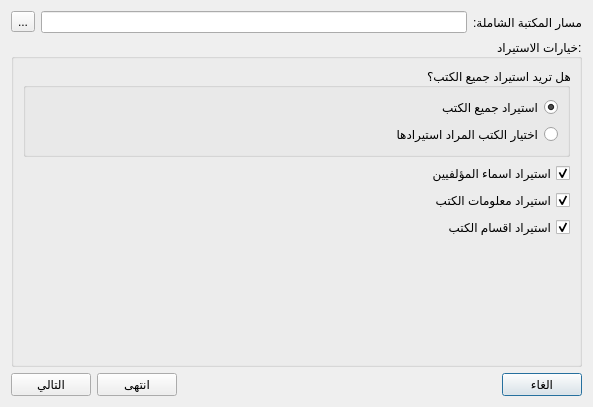
First picture: the form in src/shamelaimportdialog.ui, repository boussouira/moltaqa, before the edit.
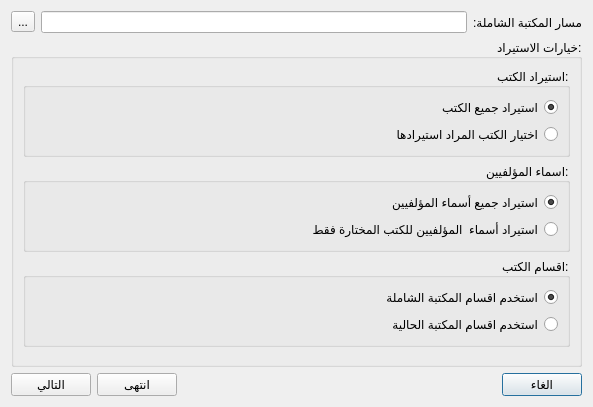
Second picture: the form after the edit. The open tabs and pages were chosen to show the change.

Commit message: Improve importing from shamela and use multi-threading when importing

The edit to the form file:
```diff
--- a/src/shamelaimportdialog.ui
+++ b/src/shamelaimportdialog.ui
@@ -63,11 +63,11 @@
          <property name="title">
           <string>خيارات الاستيراد:</string>
          </property>
-         <layout class="QVBoxLayout" name="verticalLayout_3">
+         <layout class="QVBoxLayout" name="verticalLayout_12">
           <item>
            <widget class="QGroupBox" name="groupBox_2">
             <property name="title">
-             <string>هل تريد استيراد جميع الكتب؟</string>
+             <string>استيراد الكتب:</string>
             </property>
             <layout class="QVBoxLayout" name="verticalLayout_2">
              <item>
@@ -91,42 +91,83 @@
            </widget>
           </item>
           <item>
-           <widget class="QCheckBox" name="checkImportAuthors">
-            <property name="text">
-             <string>استيراد اسماء المؤلفيين</string>
+           <widget class="QGroupBox" name="groupBox_4">
+            <property name="title">
+             <string>اسماء المؤلفيين:</string>
             </property>
-            <property name="checkable">
-             <bool>true</bool>
-            </property>
+            <layout class="QVBoxLayout" name="verticalLayout_3">
+             <item>
+              <widget class="QRadioButton" name="radioImportAllAuthors">
+               <property name="toolTip">
+                <string>&lt;!DOCTYPE HTML PUBLIC &quot;-//W3C//DTD HTML 4.0//EN&quot; &quot;http://www.w3.org/TR/REC-html40/strict.dtd&quot;&gt;
+&lt;html&gt;&lt;head&gt;&lt;meta name=&quot;qrichtext&quot; content=&quot;1&quot; /&gt;&lt;style type=&quot;text/css&quot;&gt;
+p, li { white-space: pre-wrap; }
+&lt;/style&gt;&lt;/head&gt;&lt;body style=&quot; font-family:'MS Shell Dlg 2'; font-size:8.25pt; font-weight:400; font-style:normal;&quot;&gt;
+&lt;p dir='rtl' style=&quot; margin-top:0px; margin-bottom:0px; margin-left:0px; margin-right:0px; -qt-block-indent:0; text-indent:0px;&quot;&gt;&lt;span style=&quot; font-size:8pt;&quot;&gt;سيتم استيراد جميع المعلومات حول المؤلفيين مثل السيرة الذاتية وتاريخ الوفات وغيرها من المعلومات&lt;/span&gt;&lt;/p&gt;&lt;/body&gt;&lt;/html&gt;</string>
+               </property>
+               <property name="text">
+                <string>استيراد جميع أسماء المؤلفيين</string>
+               </property>
             <property name="checked">
              <bool>true</bool>
             </property>
            </widget>
           </item>
           <item>
-           <widget class="QCheckBox" name="checkImportBooksInfo">
+              <widget class="QRadioButton" name="radioImportAuthorsWhenNedded">
+               <property name="toolTip">
+                <string>&lt;!DOCTYPE HTML PUBLIC &quot;-//W3C//DTD HTML 4.0//EN&quot; &quot;http://www.w3.org/TR/REC-html40/strict.dtd&quot;&gt;
+&lt;html&gt;&lt;head&gt;&lt;meta name=&quot;qrichtext&quot; content=&quot;1&quot; /&gt;&lt;style type=&quot;text/css&quot;&gt;
+p, li { white-space: pre-wrap; }
+&lt;/style&gt;&lt;/head&gt;&lt;body style=&quot; font-family:'MS Shell Dlg 2'; font-size:8.25pt; font-weight:400; font-style:normal;&quot;&gt;
+&lt;p dir='rtl' style=&quot; margin-top:0px; margin-bottom:0px; margin-left:0px; margin-right:0px; -qt-block-indent:0; text-indent:0px;&quot;&gt;&lt;span style=&quot; font-size:8pt;&quot;&gt;سيتم استيراد معلومات مؤلفيي الكتب المختارة فقط&lt;/span&gt;&lt;/p&gt;&lt;/body&gt;&lt;/html&gt;</string>
+               </property>
             <property name="text">
-             <string>استيراد معلومات الكتب</string>
-            </property>
-            <property name="checkable">
-             <bool>true</bool>
+                <string>استيراد أسماء  المؤلفيين للكتب المختارة فقط</string>
+               </property>
+              </widget>
+             </item>
+            </layout>
+           </widget>
+          </item>
+          <item>
+           <widget class="QGroupBox" name="groupBox_5">
+            <property name="title">
+             <string>اقسام الكتب:</string>
             </property>
+            <layout class="QVBoxLayout" name="verticalLayout_11">
+             <item>
+              <widget class="QRadioButton" name="radioUseShamelaCat">
+               <property name="toolTip">
+                <string>&lt;!DOCTYPE HTML PUBLIC &quot;-//W3C//DTD HTML 4.0//EN&quot; &quot;http://www.w3.org/TR/REC-html40/strict.dtd&quot;&gt;
+&lt;html&gt;&lt;head&gt;&lt;meta name=&quot;qrichtext&quot; content=&quot;1&quot; /&gt;&lt;style type=&quot;text/css&quot;&gt;
+p, li { white-space: pre-wrap; }
+&lt;/style&gt;&lt;/head&gt;&lt;body style=&quot; font-family:'MS Shell Dlg 2'; font-size:8.25pt; font-weight:400; font-style:normal;&quot;&gt;
+&lt;p dir='rtl' style=&quot; margin-top:0px; margin-bottom:0px; margin-left:0px; margin-right:0px; -qt-block-indent:0; text-indent:0px;&quot;&gt;&lt;span style=&quot; font-size:8pt;&quot;&gt;سيتم استخدام اقسام المكتبة الشاملة، وسيتم اضافة اقسام جديدة الى هذه المكتبة تحمل نفس العنوان الذي في المكتبة الشاملة&lt;/span&gt;&lt;/p&gt;&lt;/body&gt;&lt;/html&gt;</string>
+               </property>
+               <property name="text">
+                <string>استخدم اقسام المكتبة الشاملة</string>
+               </property>
             <property name="checked">
              <bool>true</bool>
             </property>
            </widget>
           </item>
           <item>
-           <widget class="QCheckBox" name="checkImportCats">
+              <widget class="QRadioButton" name="radioUseThisLibCat">
+               <property name="toolTip">
+                <string>&lt;!DOCTYPE HTML PUBLIC &quot;-//W3C//DTD HTML 4.0//EN&quot; &quot;http://www.w3.org/TR/REC-html40/strict.dtd&quot;&gt;
+&lt;html&gt;&lt;head&gt;&lt;meta name=&quot;qrichtext&quot; content=&quot;1&quot; /&gt;&lt;style type=&quot;text/css&quot;&gt;
+p, li { white-space: pre-wrap; }
+&lt;/style&gt;&lt;/head&gt;&lt;body style=&quot; font-family:'MS Shell Dlg 2'; font-size:8.25pt; font-weight:400; font-style:normal;&quot;&gt;
+&lt;p dir='rtl' style=&quot; margin-top:0px; margin-bottom:0px; margin-left:0px; margin-right:0px; -qt-block-indent:0; text-indent:0px;&quot;&gt;&lt;span style=&quot; font-size:8pt;&quot;&gt;سيتم استخدام اقسام المكتبة الحالية&lt;/span&gt;&lt;/p&gt;&lt;/body&gt;&lt;/html&gt;</string>
+               </property>
             <property name="text">
-             <string>استيراد اقسام الكتب</string>
-            </property>
-            <property name="checkable">
-             <bool>true</bool>
-            </property>
-            <property name="checked">
-             <bool>true</bool>
-            </property>
+                <string>استخدم اقسام المكتبة الحالية</string>
+               </property>
+              </widget>
+             </item>
+            </layout>
            </widget>
           </item>
           <item>
```
Left out of the diff: 19 changed lines with no effect on the pictures. Lines whose indentation alone changed are shown as unchanged. The commit also changes 15 other files.
